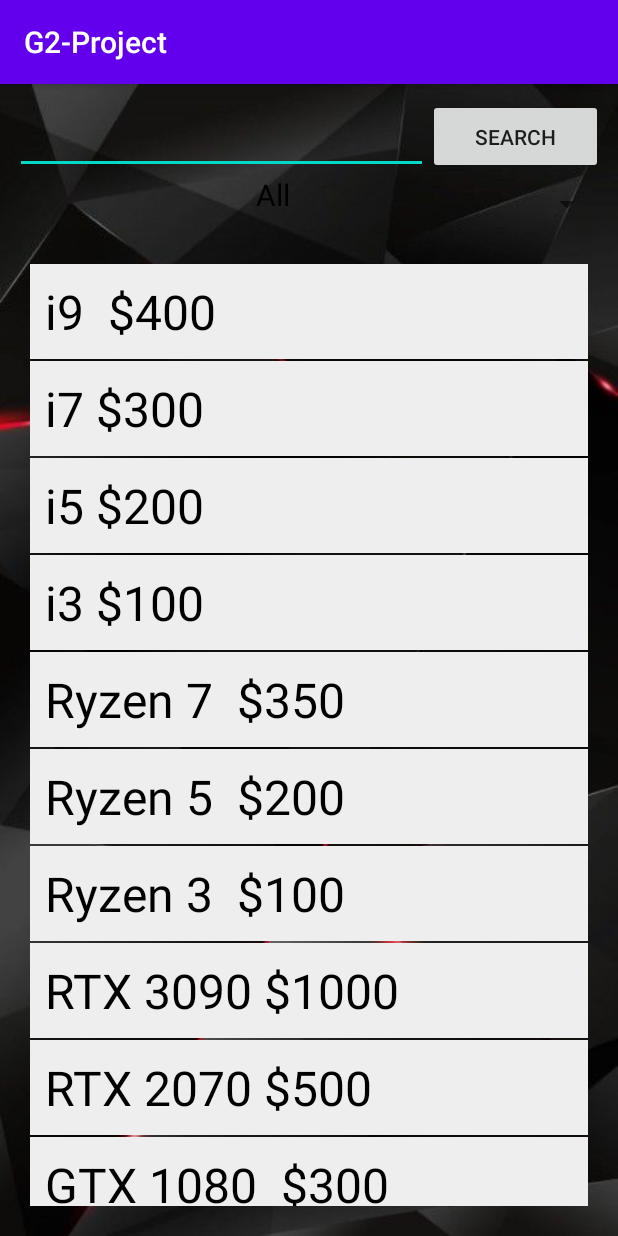
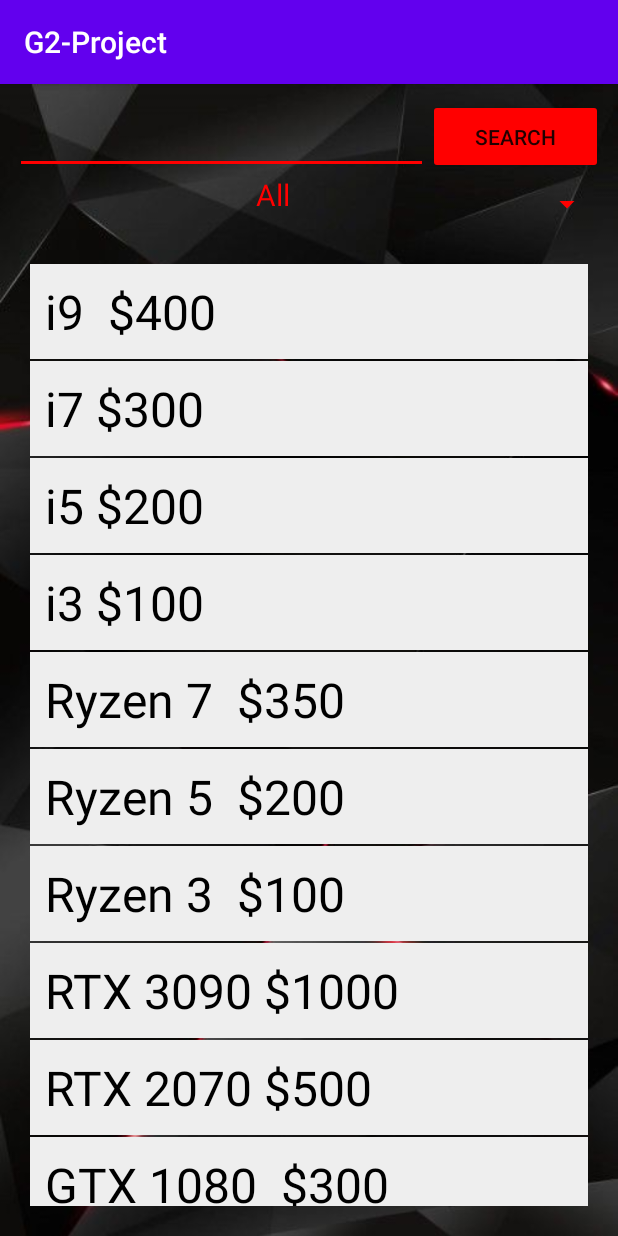
Before and after one commit to RDymond73/Mobile-App-Dev-Project, an Android app: the exploreActivity screen opened directly, with no data from a screen before it, on a phone screen of 412 x 824 dp. Run offline under Robolectric (Android 15) with nearby library versions, the phone set to English and light mode, and no system bars.

Commit message:
Color Scheme Update

```diff
--- a/app/src/main/res/layout/activity_explore.xml
+++ b/app/src/main/res/layout/activity_explore.xml
@@ -14,7 +14,8 @@
             android:layout_width="275dp"
             android:layout_height="50dp"
             android:padding="10dp"
-            android:textColor="@color/white"/>
+            android:textColor="@color/white"
+            android:backgroundTint="#ff0000"/>
 
         <Button
             android:layout_width="match_parent"
@@ -22,14 +23,17 @@
             android:layout_toRightOf="@+id/searchbar"
             android:text="Search"
             android:padding="10dp"
-            android:id="@+id/searchbtn" />
+            android:backgroundTint="#ff0000	"
+            android:id="@+id/searchbtn"/>
 
 
         <Spinner
             android:id="@+id/filter"
             android:layout_width="match_parent"
             android:layout_height="40dp"
-            android:layout_below="@+id/searchbar" />
+            android:layout_below="@+id/searchbar"
+            android:backgroundTint="#ff0000	"
+            />
 
 
         <ListView
@@ -38,11 +42,8 @@
             android:layout_height="match_parent"
             android:layout_marginTop="100dp"
             android:cacheColorHint="#FFFFFF"
-            android:padding="10dp" />
-
-
-
-
+            android:padding="10dp"
+            />
 
 
 
--- a/app/src/main/res/layout/spinner_item.xml
+++ b/app/src/main/res/layout/spinner_item.xml
@@ -4,7 +4,8 @@
     android:layout_height="match_parent"
     android:textAlignment="center"
     android:gravity="center_horizontal"
-    android:textColor="#000"
-    android:textSize="20sp">
+    android:textColor="#ff0000"
+    android:textSize="20sp"
+    >
 
 </TextView>
```
Also changed, not shown: app/src/main/java/rick/edu/g2_project/DBHelper.java (added, +106 -0 lines).
